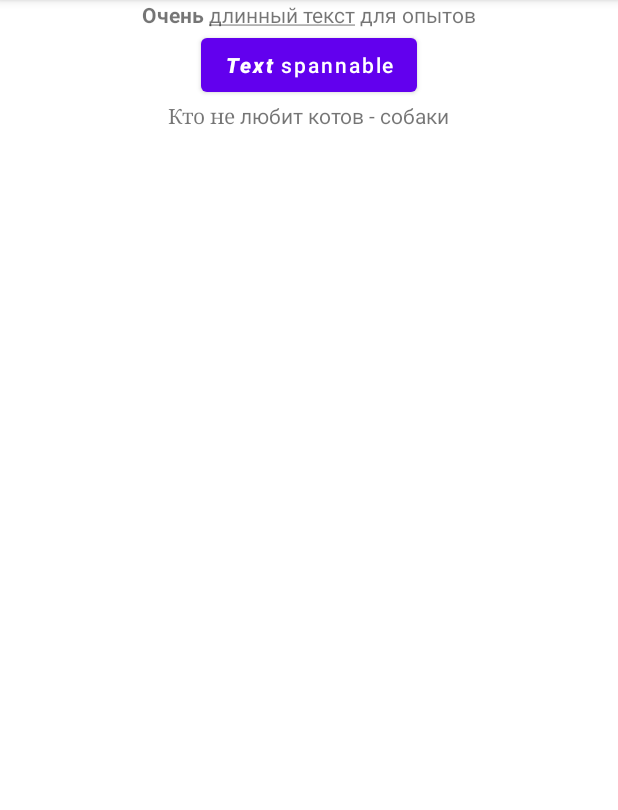
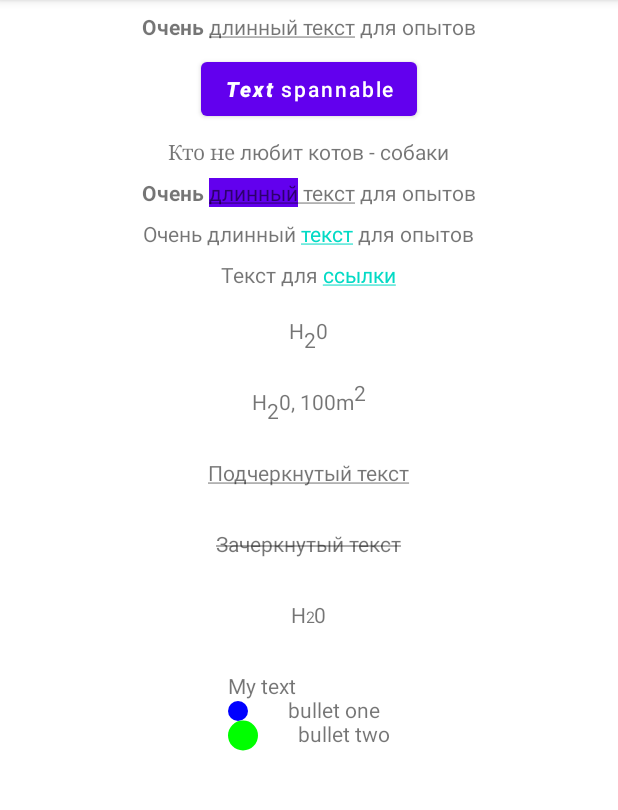
Before and after one commit to VladimirTsihukov/ContainerProgect, an Android app: the screen it shows after launch (MainActivity), on a phone screen of 412 x 824 dp, the part 84-894 px from its top. Run offline under Robolectric (Android 15) with nearby library versions, the phone set to English and light mode, and no system bars.

Commit message:
Testing spannable 2

```diff
--- a/app/src/main/java/com/androidapp/containerprogect/MainActivity.kt
+++ b/app/src/main/java/com/androidapp/containerprogect/MainActivity.kt
@@ -2,25 +2,31 @@ package com.androidapp.containerprogect
 
 import android.graphics.Color
 import android.graphics.Typeface
-import androidx.appcompat.app.AppCompatActivity
+import android.os.Build
 import android.os.Bundle
 import android.text.Spannable
 import android.text.SpannableString
-import android.text.style.ForegroundColorSpan
-import android.text.style.StyleSpan
-import android.text.style.TypefaceSpan
-import android.text.style.UnderlineSpan
+import android.text.method.LinkMovementMethod
+import android.text.style.*
+import android.view.View
 import android.widget.Toast
+import android.widget.Toast.makeText
+import androidx.annotation.RequiresApi
+import androidx.appcompat.app.AppCompatActivity
+import androidx.core.content.ContextCompat
 import androidx.core.text.set
 import androidx.core.text.toSpannable
 import kotlinx.android.synthetic.main.activity_main.*
 
 class MainActivity : AppCompatActivity() {
+    @RequiresApi(Build.VERSION_CODES.P)
     override fun onCreate(savedInstanceState: Bundle?) {
         super.onCreate(savedInstanceState)
         setContentView(R.layout.activity_main)
 
-        val spannableString = SpannableString("Очень длинный текст для опытов")
+        val testString = "Очень длинный текст для опытов"
+
+        val spannableString = SpannableString(testString)
         spannableString.setSpan(UnderlineSpan(), 6, 19, Spannable.SPAN_EXCLUSIVE_EXCLUSIVE)
         spannableString.setSpan(StyleSpan(Typeface.BOLD), 0, 5, Spannable.SPAN_EXCLUSIVE_EXCLUSIVE)
         text_span_1.text = spannableString
@@ -28,14 +34,80 @@ class MainActivity : AppCompatActivity() {
         val btnSpannable = SpannableString("Text spannable")
         btnSpannable.setSpan(StyleSpan(Typeface.BOLD_ITALIC), 0, 4, Spannable.SPAN_EXCLUSIVE_EXCLUSIVE)
         btn_spannable.text = btnSpannable
+        btn_spannable.setOnClickListener {
+            val testColorSpan = SpannableString("Зеленый текст курсивом в Toast")
+            testColorSpan.setSpan(StyleSpan(Typeface.ITALIC),0, 22, Spannable.SPAN_EXCLUSIVE_EXCLUSIVE)
+            testColorSpan.setSpan(ForegroundColorSpan(getColor(R.color.teal_200)), 0, 22, Spannable.SPAN_EXCLUSIVE_EXCLUSIVE)
+            makeText(this, testColorSpan, Toast.LENGTH_SHORT).show()
+        }
 
         val testSpannable = "Кто не любит котов - собаки".toSpannable()
         testSpannable[0..6] = TypefaceSpan("serif")
         text_span_2.text = testSpannable
 
-        val testColorSpan = SpannableString("Зеленый текст курсивом в Toast")
-        testColorSpan.setSpan(StyleSpan(Typeface.ITALIC),0, 22, Spannable.SPAN_EXCLUSIVE_EXCLUSIVE)
-        testColorSpan.setSpan(ForegroundColorSpan(getColor(R.color.teal_200)), 0, 22, Spannable.SPAN_EXCLUSIVE_EXCLUSIVE)
-        Toast.makeText(this, testColorSpan, Toast.LENGTH_SHORT).show()
+        //BackgroundColorSpan
+        spannableString.setSpan(BackgroundColorSpan(ContextCompat.getColor
+            (this, R.color.purple_500)), 6, 13 ,0)
+        text_span_3.text = spannableString
+
+        //ClickSpan
+        val spanClick = SpannableString(testString)
+        val clickSpan = object : ClickableSpan() {
+            override fun onClick(widget: View) {
+                makeText(this@MainActivity, "Click test span", Toast.LENGTH_SHORT).show()
+            }
+        }
+        spanClick.setSpan(clickSpan, 14, 19, 0)
+        text_span_click.movementMethod = LinkMovementMethod.getInstance()
+        text_span_click.text = spanClick
+
+        //URLSpan
+        val textURL = "Текст для ссылки".toSpannable()
+        textURL[10..16] = object : URLSpan("http://developer.alexanderklimov.ru/android/") {
+            override fun onClick(widget: View) {
+                super.onClick(widget)
+                makeText(this@MainActivity, "URL click", Toast.LENGTH_SHORT).show()
+            }
+        }
+        text_span_click_url.text = textURL
+        text_span_click_url.movementMethod = LinkMovementMethod.getInstance()
+
+        //SubScriptSpan
+        val textSubscript = "H20".toSpannable()
+        textSubscript.setSpan(SubscriptSpan(), 1, 2, 0)
+        text_subscript.text = textSubscript
+
+        //SuperscriptSpan
+        val superScriptSpan = "H20, 100m2".toSpannable()
+        superScriptSpan[1..2] = SubscriptSpan()
+        superScriptSpan[9..10] = SuperscriptSpan()
+        text_super_subscript.text = superScriptSpan
+
+        //Underline
+        val textUnderLine = "Подчеркнутый текст".toSpannable()
+        textUnderLine[0..textUnderLine.length] = UnderlineSpan()
+        text_under_line.text = textUnderLine
+
+        //StrikethroughSpan
+        val strikethroughSpan = "Зачеркнутый текст".toSpannable()
+        strikethroughSpan[0..strikethroughSpan.length] = StrikethroughSpan()
+        text_under_strike.text = strikethroughSpan
+
+        //RelativeSizeSpan
+        val sizeSpan = "H20".toSpannable()
+        //уменьшим символ
+        sizeSpan[1..2] = RelativeSizeSpan(0.75F)
+        text_under_relative.text = sizeSpan
+
+        //BulletSpan
+        val spannableBullet = SpannableString("My text " +
+                "\nbullet one " +
+                "\nbullet two")
+        //spannableBullet[9..18] = BulletSpan(40, Color.BLUE, Spannable.SPAN_EXCLUSIVE_EXCLUSIVE)
+        //spannableBullet[10..spannableBullet.length] = BulletSpan(40, Color.RED, 10)
+        spannableBullet.setSpan(BulletSpan(40, Color.BLUE, 10),9, 20, Spannable.SPAN_EXCLUSIVE_EXCLUSIVE)
+        spannableBullet.setSpan(BulletSpan(40, Color.GREEN, 15), 21, spannableBullet.length, Spannable.SPAN_EXCLUSIVE_EXCLUSIVE)
+        text_under_bullet.text = spannableBullet
+
     }
 }
--- a/app/src/main/res/layout/activity_main.xml
+++ b/app/src/main/res/layout/activity_main.xml
@@ -10,8 +10,7 @@
 
     <TextView
         android:id="@+id/text_span_1"
-        android:layout_width="wrap_content"
-        android:layout_height="wrap_content"
+        style="@style/testStyle"
         android:text="Hello World!"
         app:layout_constraintBottom_toBottomOf="parent"
         app:layout_constraintLeft_toLeftOf="parent"
@@ -21,13 +20,65 @@
     <Button
         android:id="@+id/btn_spannable"
         android:text="Text spannable"
-        android:textAllCaps="false"
-        android:layout_width="wrap_content"
-        android:layout_height="wrap_content"/>
+        style="@style/testStyle"/>
 
     <TextView
         android:id="@+id/text_span_2"
-        android:layout_width="wrap_content"
-        android:layout_height="wrap_content"/>
+        style="@style/testStyle"/>
+
+    <TextView
+        android:id="@+id/text_span_3"
+        style="@style/testStyle" />
+
+
+    <TextView
+        android:id="@+id/text_span_click"
+        tools:text="Click text"
+        style="@style/testStyle" />
+
+
+    <TextView
+        android:id="@+id/text_span_click_url"
+        tools:text="Click text URL"
+        style="@style/testStyle" />
+
+
+    <TextView
+        android:id="@+id/text_subscript"
+        tools:text="Text"
+        android:padding="10dp"
+        style="@style/testStyle" />
+
+
+    <TextView
+        android:id="@+id/text_super_subscript"
+        tools:text="Text"
+        android:padding="10dp"
+        style="@style/testStyle" />
+
+    <TextView
+        android:id="@+id/text_under_line"
+        tools:text="Text under_line"
+        android:padding="10dp"
+        style="@style/testStyle" />
+
+    <TextView
+        android:id="@+id/text_under_strike"
+        tools:text="Text under_line"
+        android:padding="10dp"
+        style="@style/testStyle" />
+
+    <TextView
+        android:id="@+id/text_under_relative"
+        tools:text="Text under_line"
+        android:padding="10dp"
+        style="@style/testStyle" />
+
+    <TextView
+        android:id="@+id/text_under_bullet"
+        tools:text="Text"
+        android:padding="10dp"
+        style="@style/testStyle" />
+
 
 </LinearLayout>
--- /dev/null
+++ b/app/src/main/res/values/styles.xml
@@ -0,0 +1,9 @@
+<?xml version="1.0" encoding="utf-8"?>
+<resources>
+    <style name="testStyle">
+        <item name="android:layout_marginTop">8dp</item>
+        <item name="android:textAllCaps">false</item>
+        <item name="android:layout_width">wrap_content</item>
+        <item name="android:layout_height">wrap_content</item>
+    </style>
+</resources>
```
